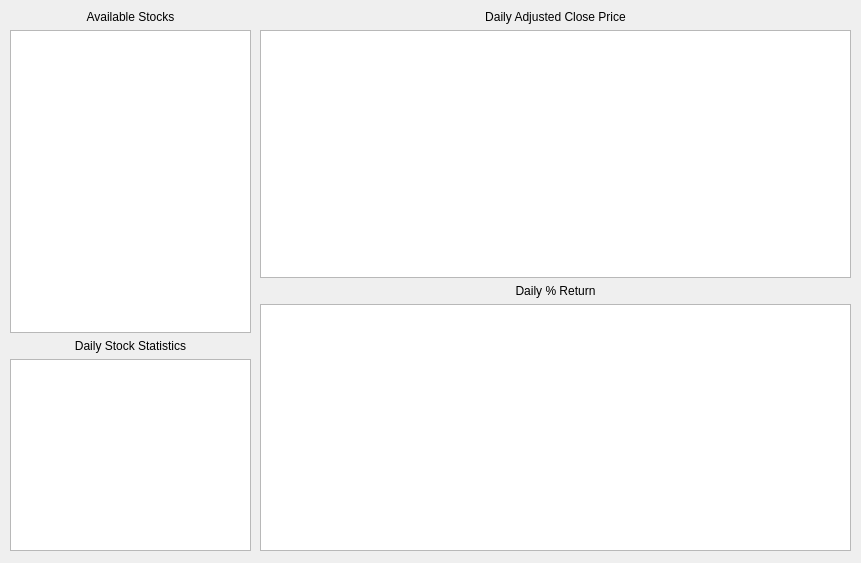
Qt form Gui/StockAnalysis.ui (TheGraeme95/Markowitz-Portfolio-Optimiser) before a commit.
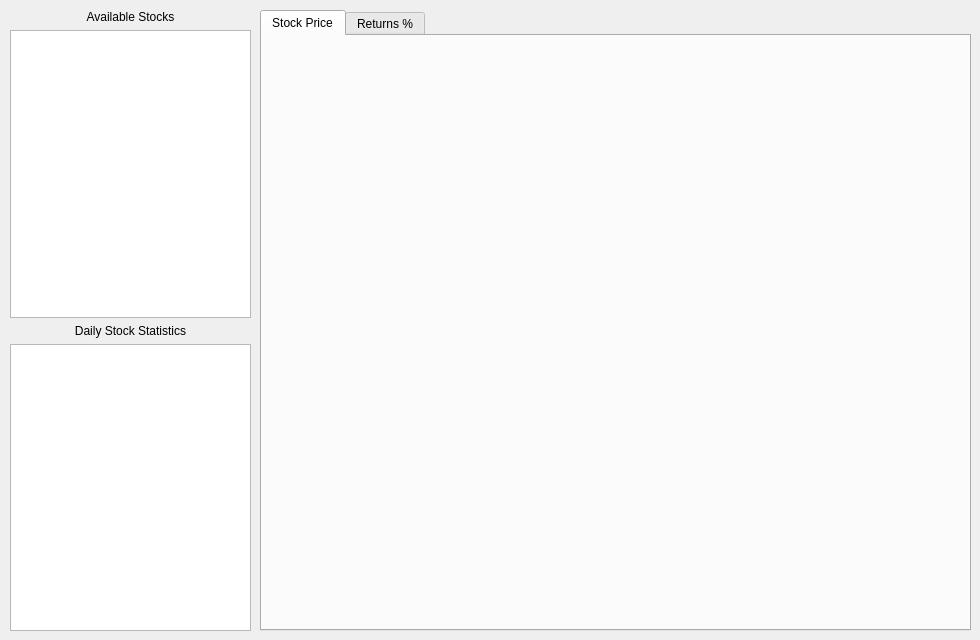
The same form after that commit. Custom widgets are drawn as their Qt base class.

Commit message: Fixed graphs for Stock Analysis Page

```diff
--- a/Gui/StockAnalysis.ui
+++ b/Gui/StockAnalysis.ui
@@ -6,20 +6,20 @@
    <rect>
     <x>0</x>
     <y>0</y>
-    <width>861</width>
-    <height>563</height>
+    <width>980</width>
+    <height>640</height>
    </rect>
   </property>
   <property name="minimumSize">
    <size>
-    <width>861</width>
-    <height>563</height>
+    <width>980</width>
+    <height>640</height>
    </size>
   </property>
   <property name="maximumSize">
    <size>
-    <width>861</width>
-    <height>563</height>
+    <width>980</width>
+    <height>640</height>
    </size>
   </property>
   <property name="windowTitle">
@@ -31,7 +31,7 @@
      <x>10</x>
      <y>10</y>
      <width>241</width>
-     <height>541</height>
+     <height>621</height>
     </rect>
    </property>
    <layout class="QVBoxLayout" name="verticalLayout">
@@ -58,7 +58,7 @@
       </property>
      </widget>
     </item>
-    <item alignment="Qt::AlignBottom">
+    <item>
      <widget class="QTextEdit" name="analysisText">
       <property name="textInteractionFlags">
        <set>Qt::NoTextInteraction</set>
@@ -72,47 +72,41 @@
     <rect>
      <x>260</x>
      <y>10</y>
-     <width>591</width>
-     <height>541</height>
+     <width>711</width>
+     <height>621</height>
     </rect>
    </property>
    <layout class="QVBoxLayout" name="verticalLayout_2">
     <item>
-     <widget class="QLabel" name="label_2">
-      <property name="text">
-       <string>Daily Adjusted Close Price</string>
+     <widget class="QTabWidget" name="tabWidget">
+      <property name="currentIndex">
+       <number>0</number>
       </property>
-      <property name="alignment">
-       <set>Qt::AlignCenter</set>
-      </property>
+      <widget class="QWidget" name="graph1">
+       <attribute name="title">
+        <string>Stock Price</string>
+       </attribute>
+       <layout class="QGridLayout" name="gridLayout_3">
+        <item row="0" column="0">
+         <layout class="QGridLayout" name="graphLayout1"/>
+        </item>
+       </layout>
+      </widget>
+      <widget class="QWidget" name="graph2">
+       <attribute name="title">
+        <string>Returns %</string>
+       </attribute>
+       <layout class="QGridLayout" name="gridLayout_4">
+        <item row="0" column="0">
+         <layout class="QGridLayout" name="graphLayout2"/>
+        </item>
+       </layout>
+      </widget>
      </widget>
     </item>
-    <item>
-     <widget class="PlotWidget" name="adjCloseGraph"/>
-    </item>
-    <item>
-     <widget class="QLabel" name="label_3">
-      <property name="text">
-       <string>Daily % Return</string>
-      </property>
-      <property name="alignment">
-       <set>Qt::AlignCenter</set>
-      </property>
-     </widget>
-    </item>
-    <item>
-     <widget class="QGraphicsView" name="returnsGraph"/>
-    </item>
    </layout>
   </widget>
  </widget>
- <customwidgets>
-  <customwidget>
-   <class>PlotWidget</class>
-   <extends>QGraphicsView</extends>
-   <header>pyqtgraph</header>
-  </customwidget>
- </customwidgets>
  <resources/>
  <connections/>
 </ui>
```
Left out of the diff: 6 changed lines with no effect on the pictures. The commit also changes 2 other files.
